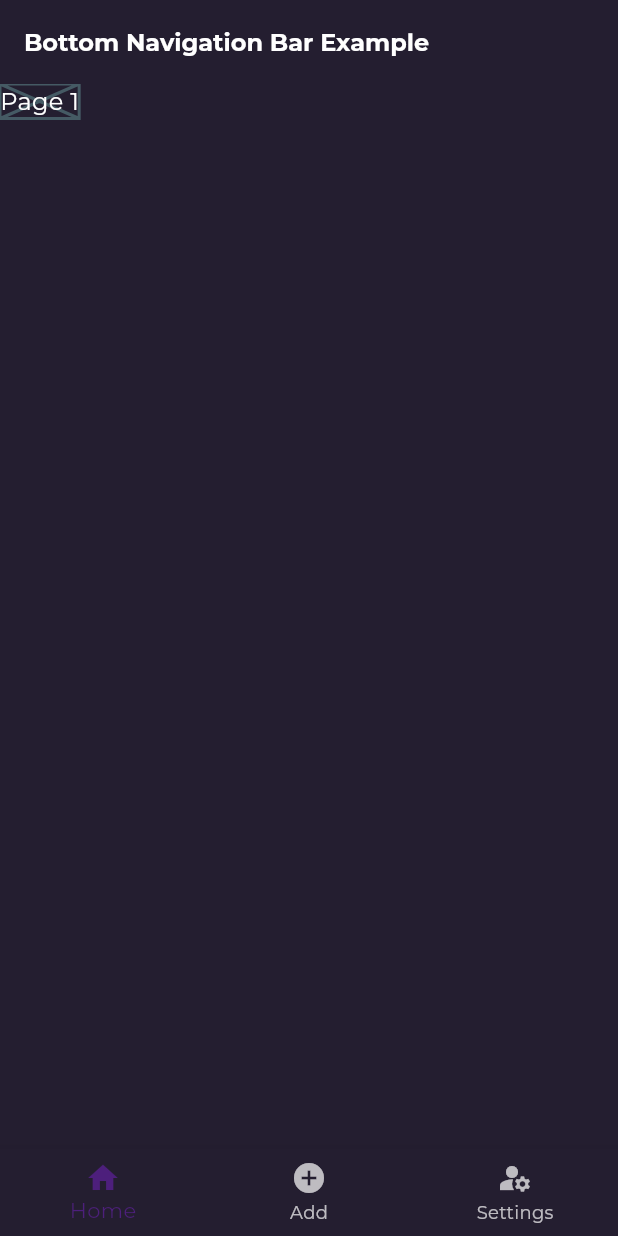
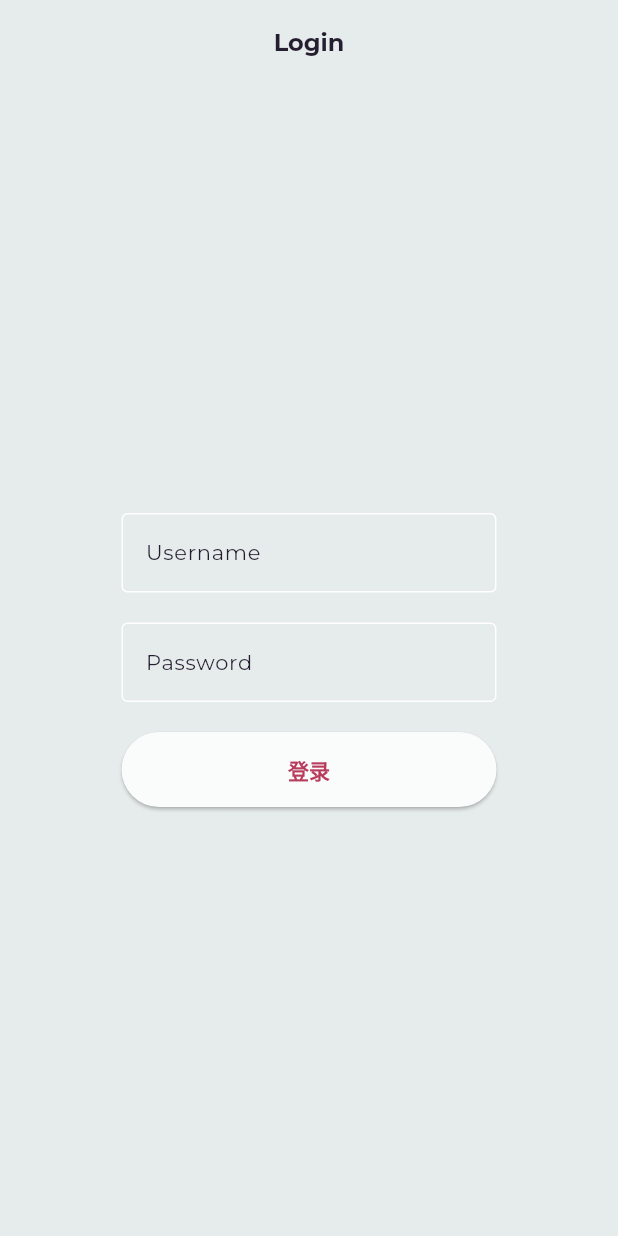
Before and after one commit to HangLee21/Mobile-Software-Development, a Flutter app: the screen it shows after launch, on a phone screen of 412 x 824 dp. Run offline on Flutter 3.47's test engine with Material 3 defaults, Android fonts, the phone set to English and light mode, and no system bars; our stand-ins replace google_fonts.

Commit message:
loginpage

```diff
--- a/forum/lib/main.dart
+++ b/forum/lib/main.dart
@@ -1,5 +1,7 @@
 import 'package:flutter/material.dart';
 import 'theme/theme_data.dart';
+import 'pages/login.dart';
+import 'pages/homepage.dart';
 
 void main() {
   runApp(MyApp());
@@ -9,57 +11,10 @@ class MyApp extends StatelessWidget {
   @override
   Widget build(BuildContext context) {
     return MaterialApp(
+      debugShowCheckedModeBanner: false,
       title: 'Flutter Bottom Navigation Bar',
-      theme: FlutterThemeData.darkThemeData,
-      home: MyHomePage(),
+      theme: FlutterThemeData.lightThemeData,
+      home: LoginLayout(),
     );
   }
 }
-
-class MyHomePage extends StatefulWidget {
-  @override
-  _MyHomePageState createState() => _MyHomePageState();
-}
-
-class _MyHomePageState extends State<MyHomePage> {
-  int _currentIndex = 0;
-
-  final List<Widget> _pages = [
-    // 添加你的页面组件
-    const Placeholder(child: Text('Page 1')),
-    const Placeholder(child: Text('Page 2')),
-    const Placeholder(child: Text('Page 3')),
-  ];
-
-  @override
-  Widget build(BuildContext context) {
-    return Scaffold(
-      appBar: AppBar(
-        title: Text('Bottom Navigation Bar Example'),
-      ),
-      body: _pages[_currentIndex],
-      bottomNavigationBar: BottomNavigationBar(
-        currentIndex: _currentIndex,
-        onTap: (index) {
-          setState(() {
-            _currentIndex = index;
-          });
-        },
-        items: const [
-          BottomNavigationBarItem(
-            icon: Icon(Icons.home),
-            label: 'Home',
-          ),
-          BottomNavigationBarItem(
-            icon: Icon(Icons.add_circle),
-            label: 'Add',
-          ),
-          BottomNavigationBarItem(
-            icon: Icon(Icons.manage_accounts),
-            label: 'Settings',
-          ),
-        ],
-      ),
-    );
-  }
-}
--- /dev/null
+++ b/forum/lib/pages/homepage.dart
@@ -0,0 +1,49 @@
+import 'package:flutter/material.dart';
+
+class MyHomePage extends StatefulWidget {
+  @override
+  _MyHomePageState createState() => _MyHomePageState();
+}
+
+class _MyHomePageState extends State<MyHomePage> {
+  int _currentIndex = 0;
+
+  final List<Widget> _pages = [
+    // 添加你的页面组件
+    const Placeholder(child: Text('Page 1')),
+    const Placeholder(child: Text('Page 2')),
+    const Placeholder(child: Text('Page 3')),
+  ];
+
+  @override
+  Widget build(BuildContext context) {
+    return Scaffold(
+      appBar: AppBar(
+        title: Text('Bottom Navigation Bar Example'),
+      ),
+      body: _pages[_currentIndex],
+      bottomNavigationBar: BottomNavigationBar(
+        currentIndex: _currentIndex,
+        onTap: (index) {
+          setState(() {
+            _currentIndex = index;
+          });
+        },
+        items: const [
+          BottomNavigationBarItem(
+            icon: Icon(Icons.home),
+            label: 'Home',
+          ),
+          BottomNavigationBarItem(
+            icon: Icon(Icons.add_circle),
+            label: 'Add',
+          ),
+          BottomNavigationBarItem(
+            icon: Icon(Icons.manage_accounts),
+            label: 'Settings',
+          ),
+        ],
+      ),
+    );
+  }
+}
--- /dev/null
+++ b/forum/lib/pages/login.dart
@@ -0,0 +1,64 @@
+import 'package:flutter/material.dart';
+import '../theme/theme_data.dart';
+import 'homepage.dart';
+
+class LoginLayout extends StatelessWidget{
+  @override
+  Widget build(BuildContext context){
+    return Scaffold(
+      appBar: AppBar(
+        title: Center(
+          child: Text(
+            'Login'
+          )
+        )
+      ),
+      body: Center(
+        child: Login(),
+      ),
+    );
+  }
+}
+
+class Login extends StatelessWidget{
+  @override
+  Widget build(BuildContext context) {
+    return SizedBox(
+      width: 250,
+      child: Center(
+        child:Column(
+          mainAxisAlignment: MainAxisAlignment.center,
+          children: [
+            const TextField(
+              textDirection: TextDirection.ltr,
+              obscureText: false,
+              decoration: InputDecoration(
+                border: OutlineInputBorder(),
+                labelText: 'Username',
+              ),
+            ),
+            const SizedBox(height: 20),
+            const TextField(
+              textDirection: TextDirection.ltr,
+              obscureText: true,
+              decoration: InputDecoration(
+                border: OutlineInputBorder(),
+                labelText: 'Password',
+              ),
+            ),
+            const SizedBox(height: 20),
+            ElevatedButton(
+                onPressed: (){
+                  Navigator.of(context).push(MaterialPageRoute(builder: (context) => MyHomePage()));
+                  },
+                child: const Text('登录'),
+                style: ButtonStyle(
+                    minimumSize: MaterialStateProperty.all(Size(250, 50))
+                ),
+            )
+          ],
+        ),
+      ),
+    );
+  }
+}
```
